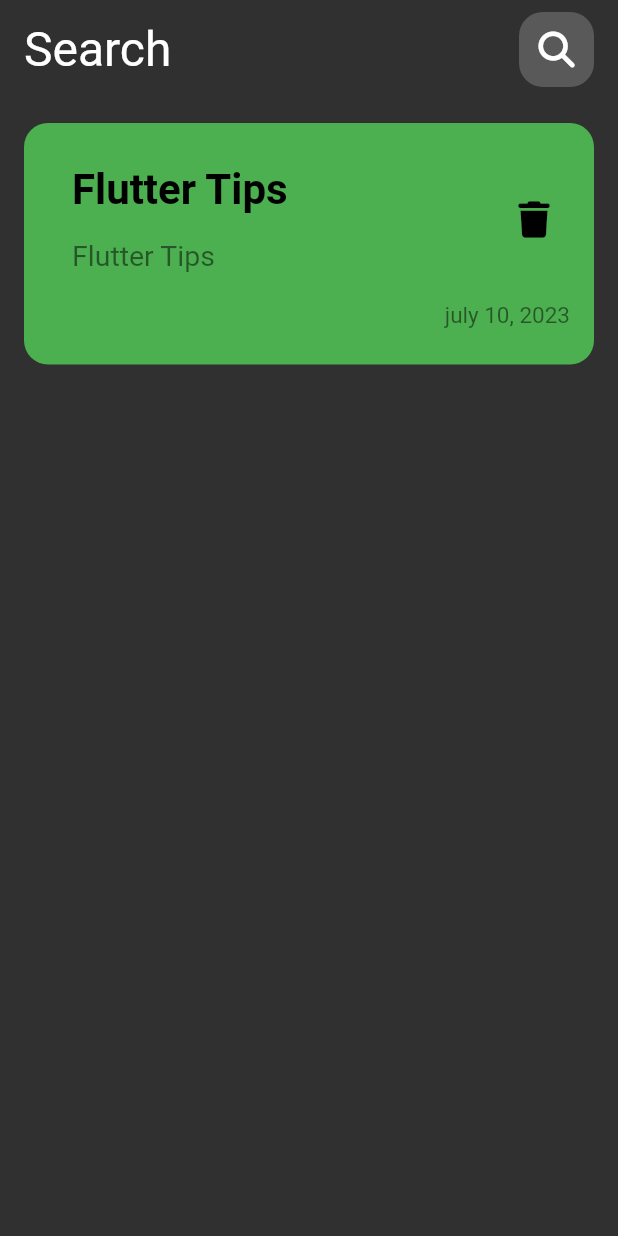
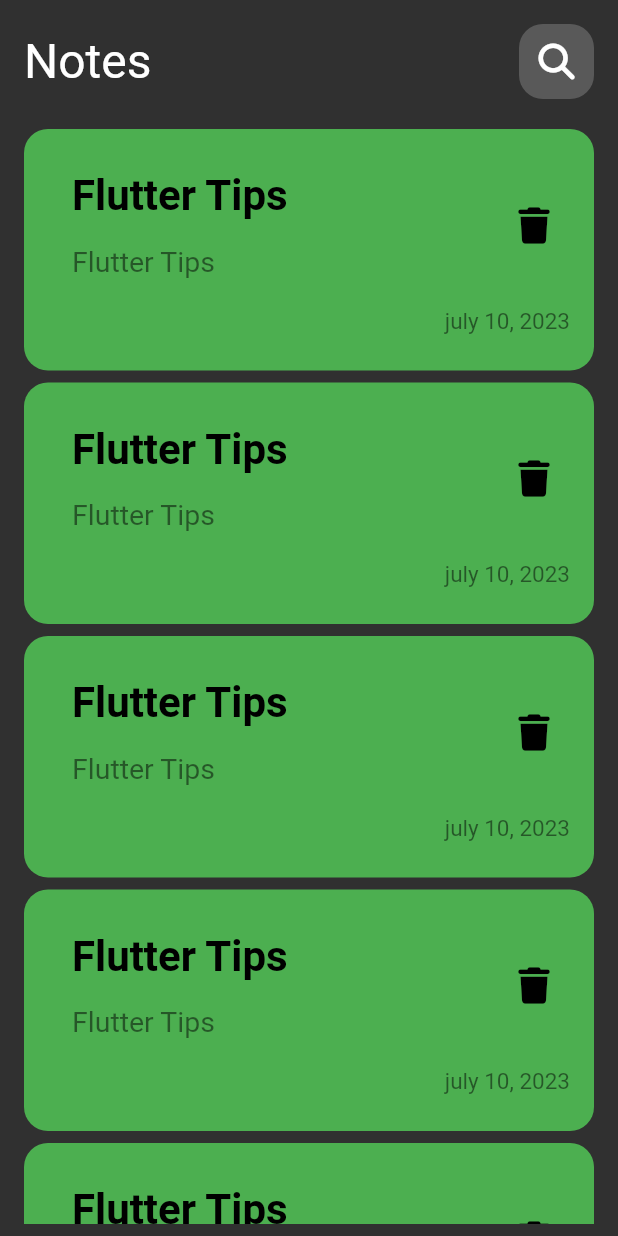
Before and after one commit to abdulrahmmann/notes_app, a Flutter app: the screen it shows after launch, on a phone screen of 412 x 824 dp. Run offline on Flutter 3.47's test engine with Material 2 defaults, Android fonts, the phone set to English and light mode, and no system bars; our stand-ins replace font_awesome_flutter.

Commit message:
create notes list view

```diff
--- a/lib/views/widgets/home_notes_view_body.dart
+++ b/lib/views/widgets/home_notes_view_body.dart
@@ -1,7 +1,7 @@
 import 'package:flutter/material.dart';
 import 'package:font_awesome_flutter/font_awesome_flutter.dart';
 import 'package:notes_app/views/widgets/custom_app_bar.dart';
-import 'package:notes_app/views/widgets/custom_note_item.dart';
+import 'package:notes_app/views/widgets/notes_list_view.dart';
 
 class NotesViewBody extends StatelessWidget {
   const NotesViewBody({super.key});
@@ -14,14 +14,20 @@ class NotesViewBody extends StatelessWidget {
         child: Column(
           children: [
             // custom app bar.
-              CustomAppBar(title: 'Search', icon: FontAwesomeIcons.search,),
-              SizedBox(height: 24,),
+            SizedBox(
+              height: 8,
+            ),
+            CustomAppBar(
+              title: 'Notes',
+              icon: FontAwesomeIcons.search,
+            ),
+            SizedBox(
+              height: 16,
+            ),
             // notes listView.builder.
-              CustomNoteItem(
-                title: 'Flutter Tips',
-                subTitle: 'flutter tips flutter tips flutter tips',
+            Expanded(
+                child: NotesListView()
             ),
-
           ],
         ),
       ),
--- /dev/null
+++ b/lib/views/widgets/notes_list_view.dart
@@ -0,0 +1,16 @@
+import 'package:flutter/material.dart';
+import 'package:notes_app/views/widgets/custom_note_item.dart';
+
+class NotesListView extends StatelessWidget {
+  const NotesListView({super.key});
+
+  @override
+  Widget build(BuildContext context) {
+    return ListView.builder(itemBuilder: (context, index) {
+      return const Padding(
+        padding: EdgeInsets.symmetric(vertical: 4),
+        child: CustomNoteItem(title: 'Flutter Tips', subTitle: 'Flutter Tips'),
+      );
+    });
+  }
+}
```
Lines whose indentation alone changed are shown as unchanged.
